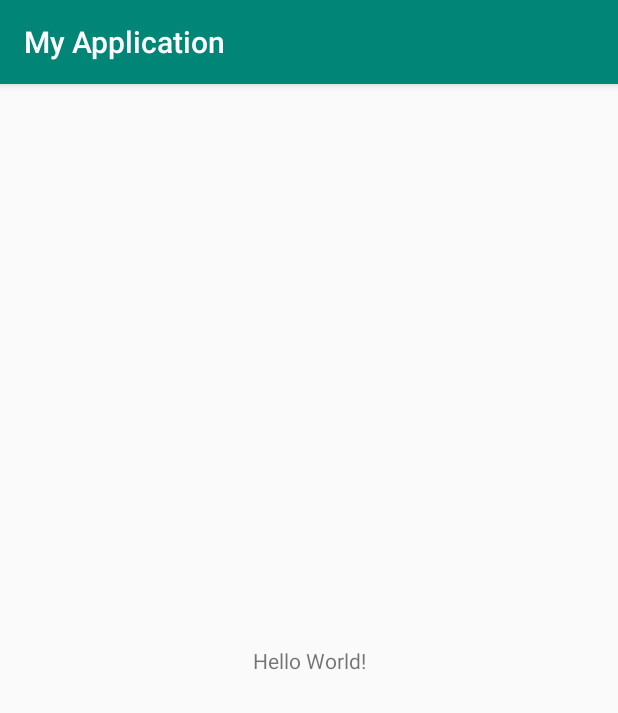
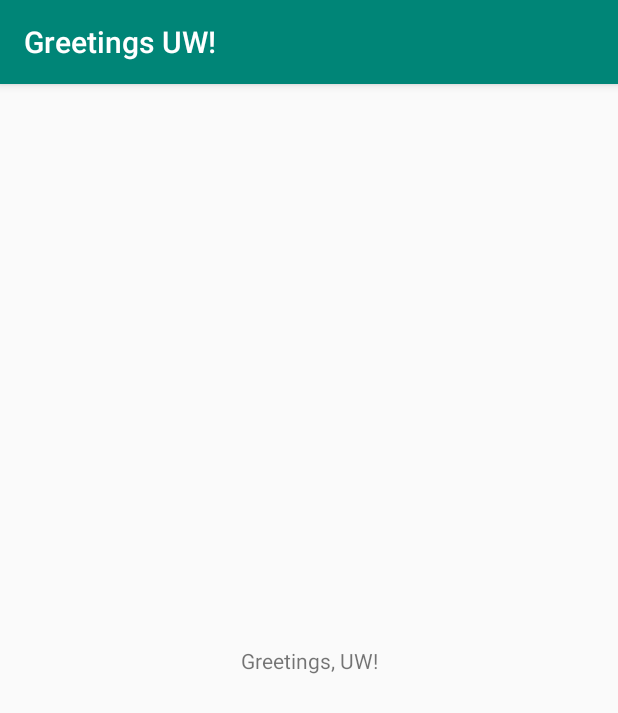
Before and after one commit to magdanat/activityspy, an Android app: the screen it shows after launch (MainActivity), on a phone screen of 412 x 824 dp. Shown: the top 713 px of the screen. Run offline under Robolectric (Android 15) with nearby library versions, the phone set to English and light mode, and no system bars.

```diff
--- a/app/src/main/AndroidManifest.xml
+++ b/app/src/main/AndroidManifest.xml
@@ -5,7 +5,7 @@
     <application
             android:allowBackup="true"
             android:icon="@mipmap/ic_launcher"
-            android:label="@string/app_name"
+            android:label="Greetings UW!"
             android:roundIcon="@mipmap/ic_launcher_round"
             android:supportsRtl="true"
             android:theme="@style/AppTheme">
--- a/app/src/main/java/edu/washington/magdanat/activityspy/MainActivity.kt
+++ b/app/src/main/java/edu/washington/magdanat/activityspy/MainActivity.kt
@@ -2,11 +2,45 @@ package edu.washington.magdanat.activityspy
 
 import android.support.v7.app.AppCompatActivity
 import android.os.Bundle
+import android.util.Log
 
 class MainActivity : AppCompatActivity() {
-
+    val TAG = "MainActivity"
     override fun onCreate(savedInstanceState: Bundle?) {
         super.onCreate(savedInstanceState)
+
+        Log.i(TAG,  "onCreate event fired")
+
         setContentView(R.layout.activity_main)
     }
+
+    override fun onStart() {
+        super.onStart()
+
+        Log.i(TAG, "onStart event fired")
+    }
+
+    override fun onResume() {
+        super.onResume()
+
+        Log.i(TAG, "onPause event fired")
+    }
+
+    override fun onStop() {
+        super.onStop()
+
+        Log.i(TAG, "onStop event fired")
+    }
+
+    override fun onRestart() {
+        super.onRestart()
+
+        Log.i(TAG, "onRestart event fired")
+    }
+
+    override fun onDestroy() {
+        super.onDestroy()
+
+        Log.e(TAG, "We're going down, Captain!")
+    }
 }
--- a/app/src/main/res/layout/activity_main.xml
+++ b/app/src/main/res/layout/activity_main.xml
@@ -10,7 +10,7 @@
     <TextView
             android:layout_width="wrap_content"
             android:layout_height="wrap_content"
-            android:text="Hello World!"
+            android:text="Greetings, UW!"
             app:layout_constraintBottom_toBottomOf="parent"
             app:layout_constraintLeft_toLeftOf="parent"
             app:layout_constraintRight_toRightOf="parent"
```
Also changed, not shown: 2 other files.
